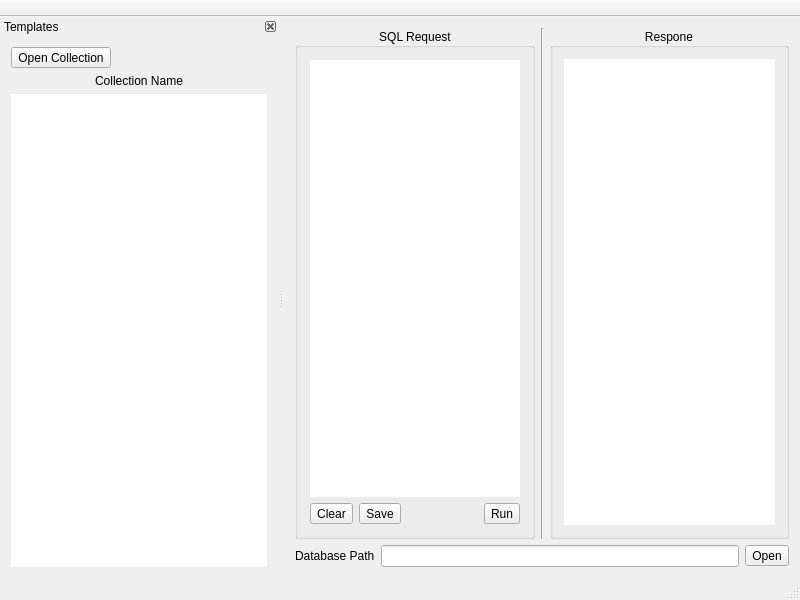
ApplicationsForge/SQirreL, file app/SQirreL/gui/mainwindow.ui: the form before one commit.
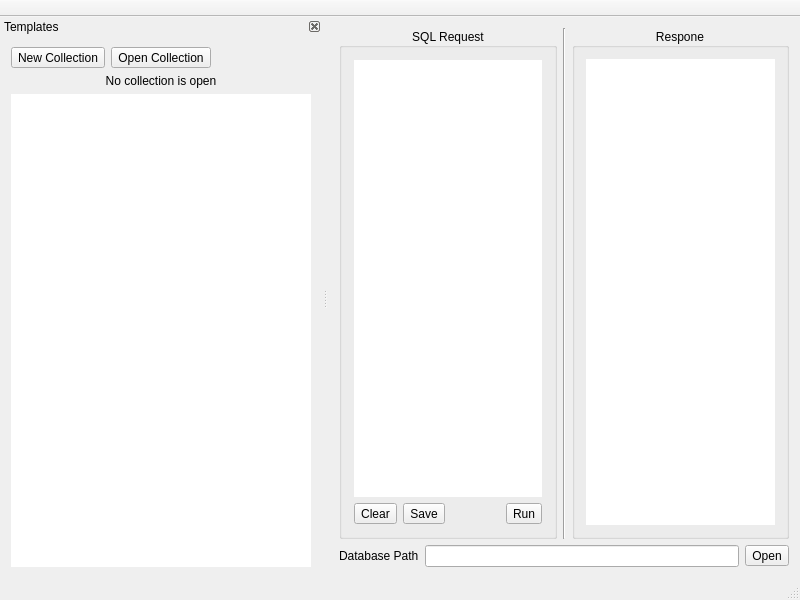
The form after the commit. Custom widgets are drawn as their Qt base class.

Commit message: open request content

What changed in the file:
```diff
--- a/app/SQirreL/gui/mainwindow.ui
+++ b/app/SQirreL/gui/mainwindow.ui
@@ -289,6 +289,13 @@
         <property name="bottomMargin">
          <number>0</number>
         </property>
+        <item>
+         <widget class="QToolButton" name="newCollectionToolButton">
+          <property name="text">
+           <string>New Collection</string>
+          </property>
+         </widget>
+        </item>
         <item>
          <widget class="QToolButton" name="openTemplateCollectionToolButton">
           <property name="text">
@@ -322,7 +329,7 @@
         </font>
        </property>
        <property name="text">
-        <string>Collection Name</string>
+        <string>No collection is open</string>
        </property>
        <property name="alignment">
         <set>Qt::AlignCenter</set>
```
The commit also changes 6 other files.
